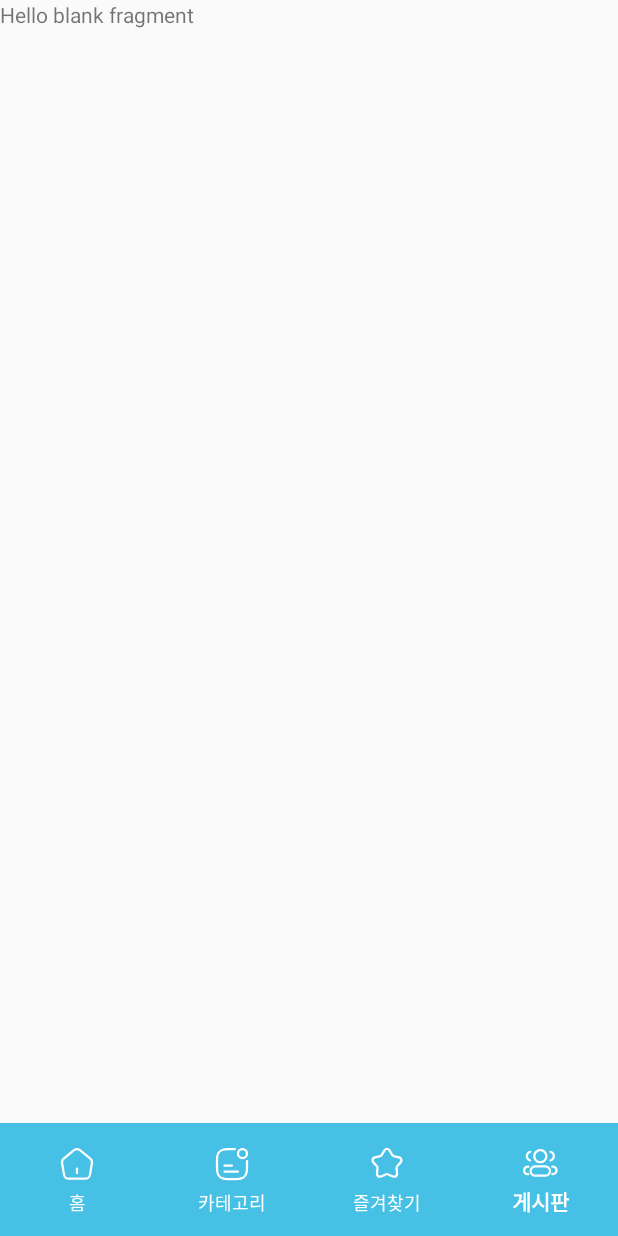
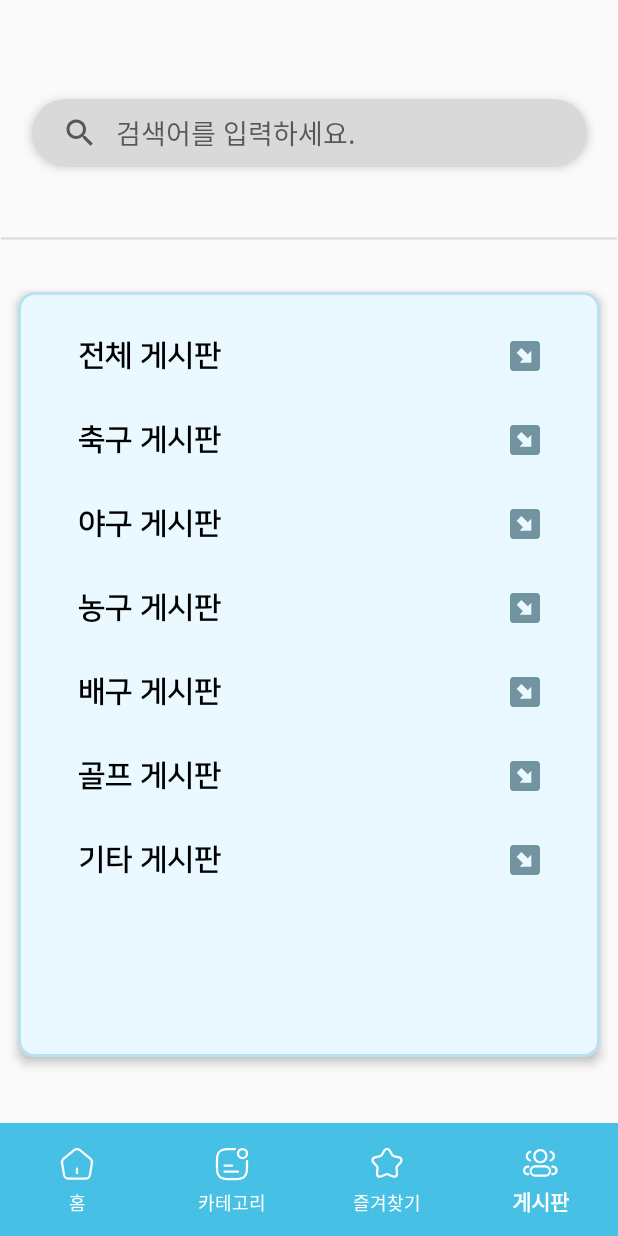
Before and after one commit to t1nm1ksun/UXDesign, an Android app: the screen it shows after launch (MainActivity), item 4 of the bottom bar chosen, on a phone screen of 412 x 824 dp. Run offline under Robolectric (Android 15) with nearby library versions, the phone set to English and light mode, and no system bars.

Commit message:
ui: board & board list

```diff
--- a/app/src/main/java/com/example/uxdesign/feature/board/BoardFragment.kt
+++ b/app/src/main/java/com/example/uxdesign/feature/board/BoardFragment.kt
@@ -1,15 +1,38 @@
 package com.example.uxdesign.feature.board
 
 import android.os.Bundle
+import android.text.TextUtils.replace
+import android.util.Log
 import androidx.fragment.app.Fragment
 import android.view.LayoutInflater
 import android.view.View
 import android.view.ViewGroup
+import androidx.fragment.app.add
+import androidx.fragment.app.commit
+import androidx.fragment.app.replace
+import androidx.recyclerview.widget.LinearLayoutManager
+import androidx.recyclerview.widget.RecyclerView
+import com.example.uxdesign.R
 import com.example.uxdesign.databinding.FragmentBoardBinding
+import com.example.uxdesign.feature.home.HomeFragment
 
 class BoardFragment : Fragment() {
     private var _binding : FragmentBoardBinding? = null
     private val binding get() = _binding!!
+
+    private var _recyclerView : RecyclerView? = null
+    private val recyclerView get() = _recyclerView!!
+
+    private val boardList = ArrayList<String>()
+    private lateinit var adapter : BoardListAdapter
+
+    private fun setLayoutManager() {
+        val layoutManager = LinearLayoutManager(this.context)
+        layoutManager.orientation = LinearLayoutManager.VERTICAL
+        recyclerView.layoutManager = layoutManager
+        adapter = BoardListAdapter(boardList, this.requireContext())
+        recyclerView.adapter = adapter
+    }
 
     override fun onCreateView(
         inflater: LayoutInflater, container: ViewGroup?,
@@ -26,10 +49,40 @@ class BoardFragment : Fragment() {
          * listener 달기
          */
 
+        _recyclerView = binding.rvBoardList
+        boardList.clear()
+        boardList.add("전체 게시판")
+        boardList.add("축구 게시판")
+        boardList.add("야구 게시판")
+        boardList.add("농구 게시판")
+        boardList.add("배구 게시판")
+        boardList.add("골프 게시판")
+        boardList.add("기타 게시판")
+
+        setLayoutManager()
+
+        adapter.itemClickListener = object : BoardListAdapter.OnItemClickListener {
+            override fun OnItemClick(data: String, position: Int) {
+                Log.d("uxdesign", "itemClick")
+                // TO DO ~~~
+//                requireActivity().supportFragmentManager.findFragmentById(R.id.fcv_main) ?: navigateTo<BoardTitleFragment>()
+
+                val fragmentTransaction = requireActivity().supportFragmentManager.beginTransaction()
+                fragmentTransaction.replace(R.id.fcv_main, BoardTitleFragment::class.java.newInstance()).addToBackStack(null).commit()
+            }
+        }
     }
 
     override fun onDestroyView() {
         super.onDestroyView()
         _binding = null
+        _recyclerView = null
+    }
+
+    private inline fun <reified T : Fragment> navigateTo() {
+        requireActivity().supportFragmentManager.commit {
+            replace(R.id.fcv_main, T::class.java.newInstance())
+            addToBackStack(null)
+        }
     }
 }
--- /dev/null
+++ b/app/src/main/java/com/example/uxdesign/feature/board/BoardListAdapter.kt
@@ -0,0 +1,48 @@
+package com.example.uxdesign.feature.board
+
+import android.content.Context
+import android.view.LayoutInflater
+import android.view.View
+import android.view.ViewGroup
+import android.widget.ImageView
+import android.widget.TextView
+import androidx.recyclerview.widget.RecyclerView
+import com.example.uxdesign.R
+
+class BoardListAdapter (private val items: ArrayList<String>, val context: Context)
+    : RecyclerView.Adapter<BoardListAdapter.ViewHolder>() {
+
+    override fun getItemCount(): Int = items.size
+
+    override fun onCreateViewHolder(parent: ViewGroup, viewType: Int): BoardListAdapter.ViewHolder {
+        val inflatedView = LayoutInflater.from(parent.context).inflate(R.layout.item_board, parent, false)
+        return ViewHolder(inflatedView)
+    }
+
+    interface OnItemClickListener {
+        fun OnItemClick(data: String, position: Int /* 또 이벤트 처리에 필요한 거~ */)
+    }
+
+    var itemClickListener : OnItemClickListener? = null
+
+    override fun onBindViewHolder(holder: BoardListAdapter.ViewHolder, position: Int) {
+        val item = items[position]
+        holder.tv.text = item
+
+        holder.iv.setOnClickListener {
+            itemClickListener?.OnItemClick(items[position], position)
+        }
+    }
+
+    class ViewHolder(v: View) : RecyclerView.ViewHolder(v) {
+        private var view : View = v
+        var tv : TextView
+        var iv : ImageView
+        init {
+            tv = v.findViewById(R.id.tv_board_item)
+            iv = v.findViewById(R.id.iv_board_item_link)
+        }
+
+    }
+
+}
--- /dev/null
+++ b/app/src/main/res/drawable/ic_board_link.xml
@@ -0,0 +1,9 @@
+<vector xmlns:android="http://schemas.android.com/apk/res/android"
+    android:width="20dp"
+    android:height="20dp"
+    android:viewportWidth="20"
+    android:viewportHeight="20">
+  <path
+      android:pathData="M17.778,20H2.222C1,20 0,19 0,17.778V2.222C0,1 1,0 2.222,0H17.778C19,0 20,1 20,2.222V17.778C20,19 19,20 17.778,20ZM14.222,14.444V6.556L11.889,8.889L7.556,4.667L4.444,7.778L8.667,12.111L6.333,14.444H14.222Z"
+      android:fillColor="#7294A0"/>
+</vector>
--- a/app/src/main/res/layout/fragment_board.xml
+++ b/app/src/main/res/layout/fragment_board.xml
@@ -1,14 +1,72 @@
 <?xml version="1.0" encoding="utf-8"?>
-<FrameLayout xmlns:android="http://schemas.android.com/apk/res/android"
+<androidx.constraintlayout.widget.ConstraintLayout xmlns:android="http://schemas.android.com/apk/res/android"
     xmlns:tools="http://schemas.android.com/tools"
+    xmlns:app="http://schemas.android.com/apk/res-auto"
     android:layout_width="match_parent"
     android:layout_height="match_parent"
     tools:context=".feature.board.BoardFragment">
 
-    <!-- TODO: Update blank fragment layout -->
-    <TextView
+    <androidx.appcompat.widget.Toolbar
+        android:id="@+id/tb_board"
+        android:layout_width="370dp"
+        android:layout_height="45dp"
+        android:layout_marginTop="66dp"
+        android:background="@drawable/ic_toolbar"
+        android:elevation="4dp"
+        app:contentInsetStart="0dp"
+        app:layout_constraintStart_toStartOf="parent"
+        app:layout_constraintEnd_toEndOf="parent"
+        app:layout_constraintTop_toTopOf="parent"
+        >
+
+        <androidx.appcompat.widget.SearchView
+            android:id="@+id/sv_board"
+            android:layout_width="340dp"
+            android:layout_height="40dp"
+            app:iconifiedByDefault="false"
+            app:layout_constraintBottom_toBottomOf="parent"
+            app:layout_constraintEnd_toEndOf="parent"
+            app:layout_constraintTop_toTopOf="parent"
+            app:queryHint="검색어를 입력하세요."
+            app:queryBackground="@null"
+            />
+    </androidx.appcompat.widget.Toolbar>
+
+    <View
+        android:id="@+id/line1"
         android:layout_width="match_parent"
-        android:layout_height="match_parent"
-        android:text="@string/hello_blank_fragment" />
+        android:layout_height="3dp"
+        android:background="@drawable/bg_gray_line"
+        app:layout_constraintTop_toBottomOf="@id/tb_board"
+        app:layout_constraintStart_toStartOf="parent"
+        app:layout_constraintEnd_toEndOf="parent"
+        android:layout_marginTop="46dp"
+        />
 
-</FrameLayout>
+    <ImageView
+        android:id="@+id/iv_board_bg"
+        android:layout_width="match_parent"
+        android:layout_height="510dp"
+        android:elevation="4dp"
+        android:background="@drawable/bg_postbackground"
+
+        app:layout_constraintTop_toBottomOf="@id/line1"
+        android:layout_marginTop="34dp"
+        app:layout_constraintStart_toStartOf="parent"
+        app:layout_constraintEnd_toEndOf="parent"
+        android:layout_marginHorizontal="12dp"
+        />
+
+    <androidx.recyclerview.widget.RecyclerView
+        android:id="@+id/rv_board_list"
+        android:layout_width="match_parent"
+        android:layout_height="510dp"
+        android:elevation="5dp"
+
+        app:layout_constraintTop_toTopOf="@id/iv_board_bg"
+        android:layout_marginTop="31dp"
+        app:layout_constraintStart_toStartOf="parent"
+        app:layout_constraintEnd_toEndOf="parent"
+        android:layout_marginHorizontal="52dp"
+        />
+</androidx.constraintlayout.widget.ConstraintLayout>
--- /dev/null
+++ b/app/src/main/res/layout/item_board.xml
@@ -0,0 +1,33 @@
+<?xml version="1.0" encoding="utf-8"?>
+<androidx.constraintlayout.widget.ConstraintLayout xmlns:android="http://schemas.android.com/apk/res/android"
+    android:layout_width="match_parent"
+    android:layout_height="wrap_content"
+    android:layout_marginBottom="33dp"
+    xmlns:app="http://schemas.android.com/apk/res-auto">
+
+    <TextView
+        android:id="@+id/tv_board_item"
+        android:layout_width="wrap_content"
+        android:layout_height="wrap_content"
+        android:fontFamily="@font/font_nanumsquare_bold"
+        android:textSize="20sp"
+        android:textColor="@color/black"
+        android:text="전체 게시판"
+
+        app:layout_constraintStart_toStartOf="parent"
+        app:layout_constraintTop_toTopOf="parent"
+        app:layout_constraintBottom_toBottomOf="parent"
+        />
+
+    <ImageView
+        android:id="@+id/iv_board_item_link"
+        android:layout_width="wrap_content"
+        android:layout_height="wrap_content"
+        android:src="@drawable/ic_board_link"
+
+        app:layout_constraintTop_toTopOf="parent"
+        app:layout_constraintBottom_toBottomOf="parent"
+        app:layout_constraintEnd_toEndOf="parent"
+        />
+
+</androidx.constraintlayout.widget.ConstraintLayout>
```
Also changed, not shown: app/src/main/java/com/example/uxdesign/data/PostTitle.kt (added, +8 -0 lines), app/src/main/java/com/example/uxdesign/feature/board/BoardTitleAdapter.kt (added, +40 -0 lines), app/src/main/java/com/example/uxdesign/feature/board/BoardTitleFragment.kt (added, +65 -0 lines), app/src/main/res/drawable/ic_board_title_next.xml (added, +9 -0 lines), app/src/main/res/layout/fragment_board_title.xml (added, +127 -0 lines), app/src/main/res/layout/item_board_title.xml (added, +48 -0 lines).
